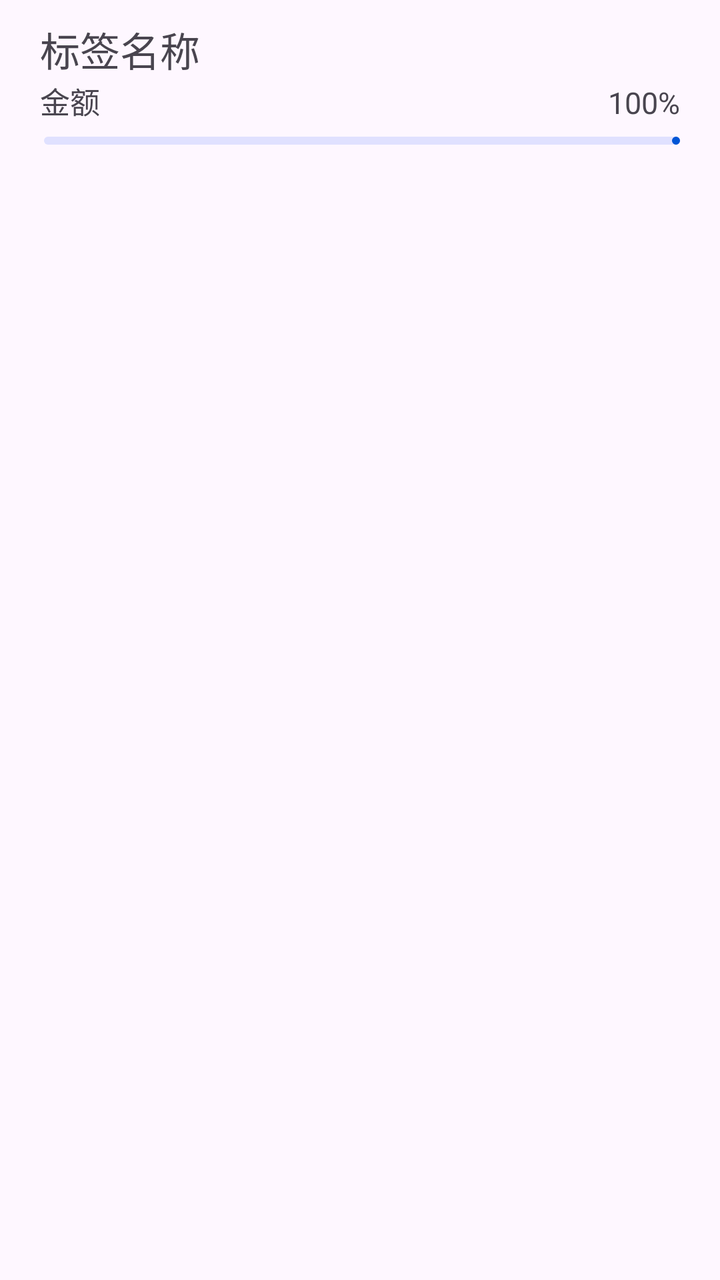
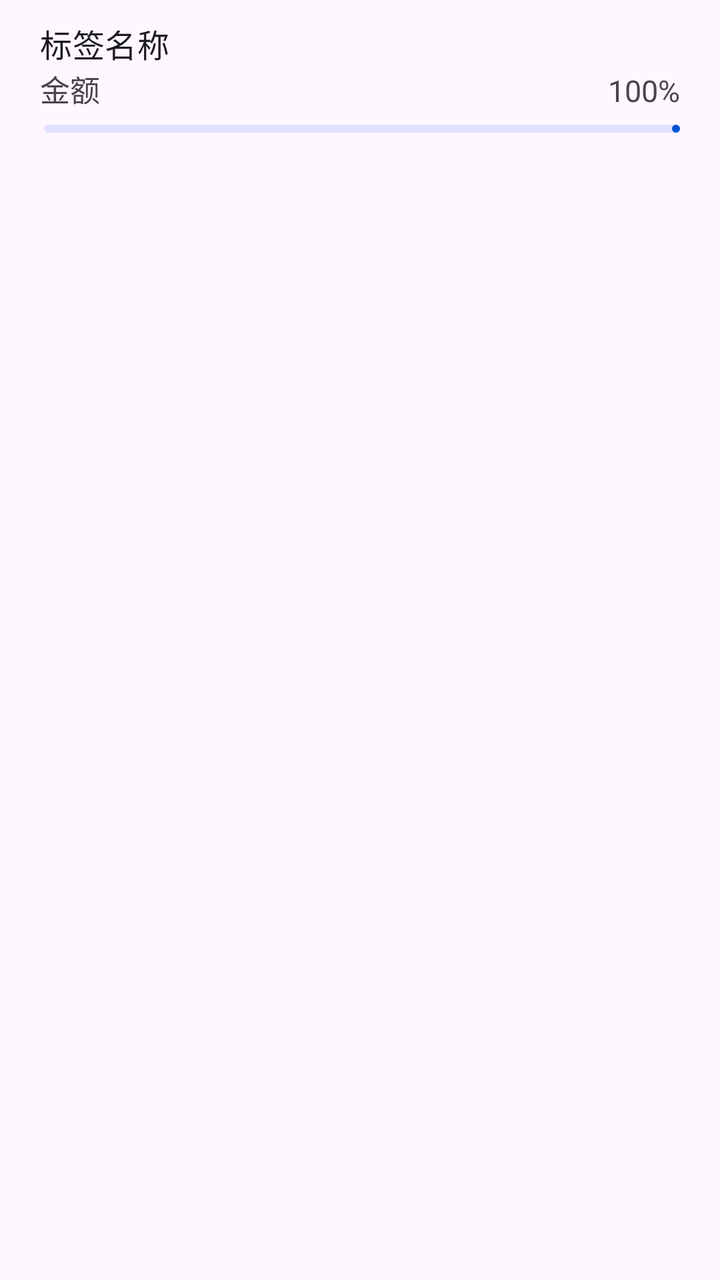

Before-and-after screenshots of an Android layout around one commit, followed by the original layout XML and the change that was made.
<!-- AndroidManifest.xml: application theme Theme.ManagerAssistant.Static -->
<!-- res/layout/view_holder_amount_proportion.xml -->
<?xml version="1.0" encoding="utf-8"?>
<com.google.android.material.card.MaterialCardView xmlns:android="http://schemas.android.com/apk/res/android"
    style="@style/TransparentCardStyle"
    android:layout_width="match_parent"
    android:layout_height="wrap_content">

    <LinearLayout
        android:layout_width="match_parent"
        android:layout_height="wrap_content"
        android:orientation="vertical"
        android:paddingStart="10dp"
        android:paddingEnd="10dp"
        android:paddingBottom="10dp">

        <LinearLayout
            android:layout_width="match_parent"
            android:layout_height="wrap_content"
            android:orientation="vertical">

            <com.google.android.material.textview.MaterialTextView
                android:id="@+id/source_name_text"
                style="@style/LabelTextViewStyle"
                android:layout_width="wrap_content"
                android:layout_height="0dp"
                android:layout_weight="1"
                android:paddingBottom="0dp"
                android:text="@string/tag_name" />

            <LinearLayout
                android:layout_width="match_parent"
                android:layout_height="wrap_content"
                android:orientation="horizontal">

                <com.google.android.material.textview.MaterialTextView
                    android:id="@+id/amount_text"
                    android:layout_width="0dp"
                    android:layout_height="wrap_content"
                    android:layout_weight="1"
                    android:paddingStart="10dp"
                    android:paddingEnd="0dp"
                    android:paddingBottom="7dp"
                    android:text="@string/amount"
                    android:textSize="15sp" />

                <com.google.android.material.textview.MaterialTextView
                    android:id="@+id/percentage_text"
                    android:layout_width="wrap_content"
                    android:layout_height="wrap_content"
                    android:paddingStart="0dp"
                    android:paddingEnd="10dp"
                    android:paddingBottom="7dp"
                    android:text="@string/percentage_100"
                    android:textSize="15sp" />
            </LinearLayout>
        </LinearLayout>

        <com.google.android.material.progressindicator.LinearProgressIndicator
            android:id="@+id/percentage_bar"
            android:layout_width="match_parent"
            android:layout_height="5dp"
            android:layout_marginStart="12dp"
            android:layout_marginEnd="10dp"
            android:progress="50" />
    </LinearLayout>
</com.google.android.material.card.MaterialCardView>
<!-- resources referenced by this layout -->
<resources>
  <string name="amount">金额</string>
  <string name="percentage_100">100%</string>
  <string name="tag_name">标签名称</string>
  <style name="LabelTextViewStyle">
          <item name="android:paddingStart">10dp</item>
          <item name="android:paddingEnd">10dp</item>
          <item name="android:paddingTop">10dp</item>
          <item name="android:paddingBottom">10dp</item>
          <item name="android:textSize">20sp</item>
      </style>
  <style name="TransparentCardStyle">
          <item name="cardBackgroundColor">@android:color/transparent</item>
          <item name="strokeColor">@android:color/transparent</item>
      </style>
  <style name="Theme.ManagerAssistant.Static" parent="Theme.Material3.Light.NoActionBar">
          
          <item name="colorPrimary">@color/color_primary</item>
          <item name="colorOnPrimary">@color/color_on_primary</item>
          <item name="colorPrimaryContainer">@color/color_primary_container</item>
          
          <item name="colorSecondaryContainer">@color/color_secondary_container</item>
          
          <item name="android:statusBarColor">?attr/colorSurface</item>
          
          <item name="colorSurface">@color/color_surface</item>
          <item name="colorSurfaceContainer">@color/color_surface_container</item>
          <item name="colorSurfaceContainerLow">@color/color_surface_container_low</item>
  
          <item name="toolbarStyle">@style/ToolBarStyle</item>
          <item name="drawableTint">?attr/colorPrimary</item>
          <item name="colorControlActivated">?attr/colorPrimary</item>
          <item name="android:windowLightStatusBar">true</item>
          <item name="android:navigationBarColor">?attr/colorSurface</item>
      </style>
  <color name="color_primary">#0055d6</color>
  <color name="color_on_primary">#ffffff</color>
  <color name="color_primary_container">#d8e1fe</color>
  <color name="color_secondary_container">#e0e1ff</color>
  <color name="color_surface">#faf9ff</color>
  <color name="color_surface_container">#ebedfa</color>
  <color name="color_surface_container_low">#edeffc</color>
  <style name="ToolBarStyle" parent="Widget.Material3.Toolbar">
          <item name="android:backgroundTint">?attr/colorSurface</item>
          <item name="navigationIconTint">?attr/colorPrimary</item>
          <item name="contentInsetStart">10dp</item>
          <item name="titleTextAppearance">@style/TitleStyle</item>
      </style>
  <style name="TitleStyle">
          <item name="android:textSize">23sp</item>
      </style>
</resources>

<!-- the commit's change to res/layout/view_holder_amount_proportion.xml (unified diff, before → after) -->
@@ -19,7 +19,7 @@
 
             <com.google.android.material.textview.MaterialTextView
                 android:id="@+id/source_name_text"
-                style="@style/LabelTextViewStyle"
+                style="@style/MediumTitleTextViewStyle"
                 android:layout_width="wrap_content"
                 android:layout_height="0dp"
                 android:layout_weight="1"
<!-- resource entries referenced after the edit -->
@@ -3,12 +3,8 @@
   <string name="amount">金额</string>
   <string name="percentage_100">100%</string>
   <string name="tag_name">标签名称</string>
-  <style name="LabelTextViewStyle">
-          <item name="android:paddingStart">10dp</item>
-          <item name="android:paddingEnd">10dp</item>
-          <item name="android:paddingTop">10dp</item>
-          <item name="android:paddingBottom">10dp</item>
-          <item name="android:textSize">20sp</item>
+  <style name="MediumTitleTextViewStyle" parent="TextViewStyleBase">
+          <item name="android:textAppearance">?attr/textAppearanceTitleMedium</item>
       </style>
   <style name="TransparentCardStyle">
           <item name="cardBackgroundColor">@android:color/transparent</item>
@@ -34,6 +30,12 @@
           <item name="android:windowLightStatusBar">true</item>
           <item name="android:navigationBarColor">?attr/colorSurface</item>
       </style>
+  <style name="TextViewStyleBase">
+          <item name="android:paddingStart">10dp</item>
+          <item name="android:paddingEnd">10dp</item>
+          <item name="android:paddingTop">10dp</item>
+          <item name="android:paddingBottom">10dp</item>
+      </style>
   <color name="color_primary">#0055d6</color>
   <color name="color_on_primary">#ffffff</color>
   <color name="color_primary_container">#d8e1fe</color>
@@ -45,10 +47,7 @@
           <item name="android:backgroundTint">?attr/colorSurface</item>
           <item name="navigationIconTint">?attr/colorPrimary</item>
           <item name="contentInsetStart">10dp</item>
-          <item name="titleTextAppearance">@style/TitleStyle</item>
-      </style>
-  <style name="TitleStyle">
-          <item name="android:textSize">23sp</item>
+          <item name="titleTextAppearance">?attr/textAppearanceHeadlineSmall</item>
       </style>
 </resources>
 
